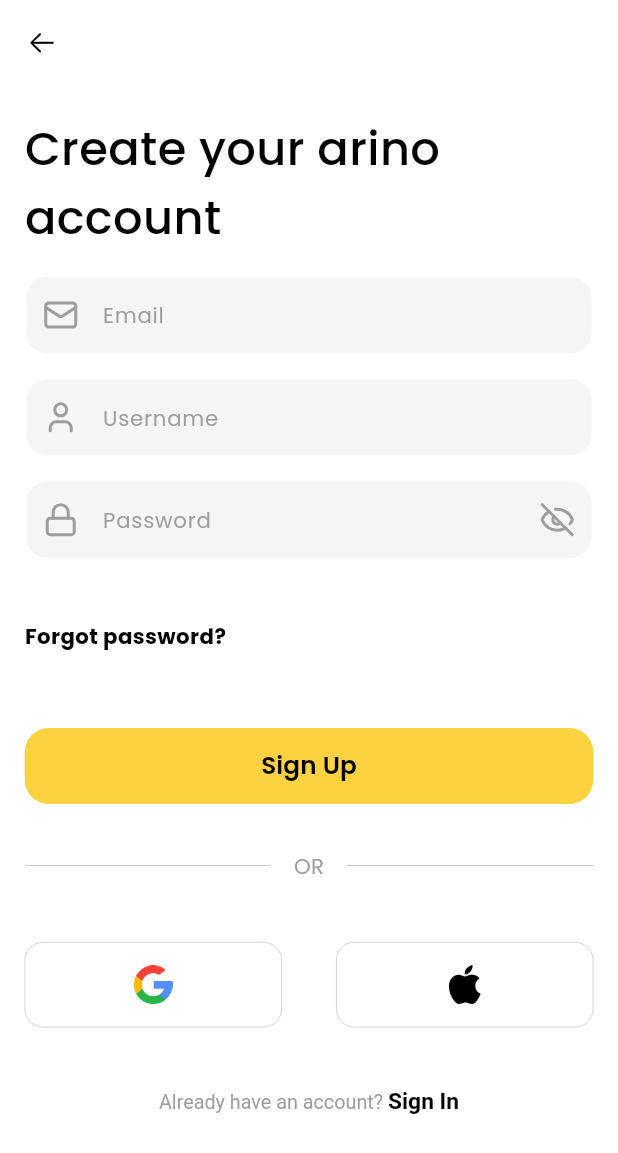
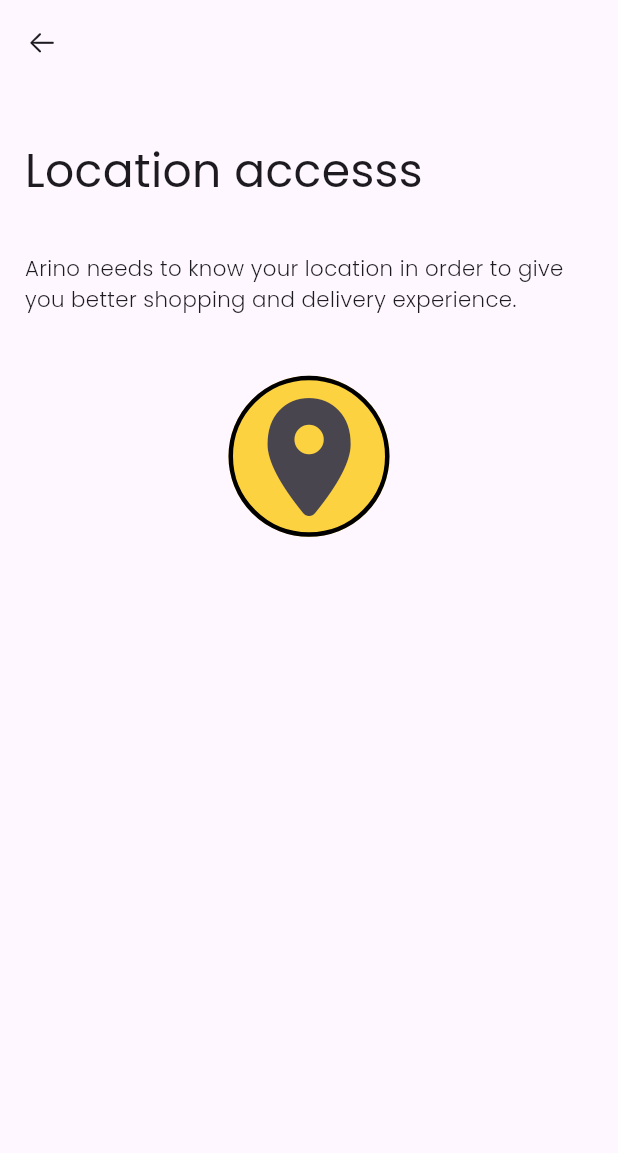
Before and after one commit to princepansuriya53/furniture-app-Ui, a Flutter app: the screen it shows after launch, on a phone screen of 412 x 824 dp. Shown: the top 1153 px of the screen. Run offline on Flutter 3.47's test engine with Material 3 defaults, Android fonts, the phone set to English and light mode, and no system bars; our stand-ins replace auto_size_text, flutter_screenutil, flutter_svg, geocoding, geolocator, get and 4 more; missing offline and left inert: omni_datetime_picker.

Commit message:
feat: add location access functionality with geolocation and permission handling

```diff
--- a/lib/Common/widget_constant.dart
+++ b/lib/Common/widget_constant.dart
@@ -494,6 +494,7 @@ Widget elevatedButton({
   Gradient? gradient,
   required String title,
   Color? backGroundColor,
+  Color? foregroundColor,
   bool? isBorder = false,
   bool? isGradient = true,
   List<Color>? colorsGradient,
@@ -511,9 +512,11 @@ Widget elevatedButton({
       onPressed: onPressed,
       style: ElevatedButton.styleFrom(
         elevation: 0,
-        backgroundColor: themeController.primaryColor,
-        foregroundColor: themeController.blackColor,
-        shape: RoundedRectangleBorder(borderRadius: BorderRadius.circular(16)),
+        foregroundColor: foregroundColor ?? themeController.blackColor,
+        backgroundColor: backGroundColor ?? themeController.primaryColor,
+        shape: RoundedRectangleBorder(
+          borderRadius: BorderRadius.circular(15.r),
+        ),
       ),
       child: TextConstant(
         title: title,
--- /dev/null
+++ b/lib/Screen/Auth/Sign Up/loaction_screen.dart
@@ -0,0 +1,150 @@
+import 'package:get/get.dart';
+import 'package:flutter/material.dart';
+import 'package:flutter/cupertino.dart';
+import 'package:furniture_app/Common/text_constant.dart';
+import 'package:furniture_app/Theme/theme_controller.dart';
+import 'package:furniture_app/Common/widget_constant.dart';
+import 'package:flutter_screenutil/flutter_screenutil.dart';
+import 'package:furniture_app/Screen/Auth/Sign%20Up/Controller/location_controller.dart';
+
+class LocationScreen extends StatelessWidget {
+  final LocationController locationController = Get.put(LocationController());
+
+  @override
+  Widget build(BuildContext context) {
+    ThemeController themeController = ThemeController();
+
+    return Scaffold(
+      appBar: commonAppbar(
+        title: '',
+        elevation: 0,
+        themeController: themeController,
+      ),
+      body: screenPadding(
+        child: Column(
+          mainAxisAlignment: MainAxisAlignment.start,
+          crossAxisAlignment: CrossAxisAlignment.start,
+          children: [
+            heightBox(35),
+            TextConstant(title: 'Location accesss', fontSize: 30),
+            heightBox(30),
+            TextConstant(
+              fontSize: 14,
+              softWrap: true,
+              fontWeight: FontWeight.w300,
+              title:
+                  'Arino needs to know your location in order to give you better shopping and delivery experience.',
+            ),
+            heightBox(40),
+            Obx(() {
+              return locationController.isLoading.value
+                  ? Center(child: loader(themeController: themeController))
+                  : Center(
+                      child: IconButton.outlined(
+                        style: ButtonStyle(
+                          side: WidgetStatePropertyAll(BorderSide(width: 3)),
+                          backgroundColor: WidgetStatePropertyAll(
+                            themeController.primaryColor,
+                          ),
+                        ),
+                        onPressed: locationController.isLoading.value
+                            ? null
+                            : locationController.getCurrentLocation,
+                        icon: Icon(size: 90.sp, CupertinoIcons.location_solid),
+                      ),
+                    );
+            }),
+            heightBox(60),
+            Obx(
+              () => locationController.hasLocation.value
+                  ? Container(
+                      padding: EdgeInsets.all(15),
+                      decoration: BoxDecoration(
+                        borderRadius: BorderRadius.circular(15.r),
+                        border: Border.all(
+                          color: themeController.blackColor.withValues(
+                            alpha: 0.1,
+                          ),
+                        ),
+                        color: themeController.greyColor.withValues(alpha: 0.3),
+                      ),
+                      child: Column(
+                        crossAxisAlignment: CrossAxisAlignment.start,
+                        children: [
+                          TextConstant(
+                            fontSize: 16,
+                            fontWeight: FontWeight.bold,
+                            title: '📍 Your Current Address',
+                          ),
+                          heightBox(10),
+                          TextConstant(
+                            fontSize: 14,
+                            softWrap: true,
+                            title: locationController.address.value,
+                          ),
+                          heightBox(10),
+                          TextConstant(
+                            fontSize: 12,
+                            softWrap: true,
+                            color: themeController.greyColor,
+                            title:
+                                'Updated at: ${DateTime.now().toString().substring(0, 19)}',
+                          ),
+                        ],
+                      ),
+                    )
+                  : SizedBox.shrink(),
+            ),
+            heightBox(20),
+            Obx(
+              () => locationController.hasLocation.value
+                  ? elevatedButton(
+                      title: 'Clear Location',
+                      backGroundColor: themeController.ErrorColor,
+                      foregroundColor: themeController.whiteColor,
+                      onPressed: locationController.clearLocation,
+                    )
+                  : SizedBox.shrink(),
+            ),
+            Obx(
+              () => locationController.errorMessage.value.isNotEmpty
+                  ? Container(
+                      margin: EdgeInsets.only(top: 20),
+                      padding: EdgeInsets.all(15),
+                      decoration: BoxDecoration(
+                        color: Colors.red[50],
+                        borderRadius: BorderRadius.circular(10),
+                        border: Border.all(color: Colors.red[200]!),
+                      ),
+                      child: Row(
+                        children: [
+                          Icon(Icons.error_outline, color: Colors.red),
+                          SizedBox(width: 10),
+                          Expanded(
+                            child: Text(
+                              locationController.errorMessage.value,
+                              style: TextStyle(color: Colors.red[700]),
+                            ),
+                          ),
+                        ],
+                      ),
+                    )
+                  : SizedBox.shrink(),
+            ),
+            heightBox(30),
+            Obx(
+              () => locationController.hasLocation.value
+                  ? elevatedButton(
+                      title: 'Confirm',
+                      onPressed: () {
+                        Get.to(() {});
+                      },
+                    )
+                  : SizedBox.shrink(),
+            ),
+          ],
+        ),
+      ),
+    );
+  }
+}
--- a/lib/Screen/Auth/Sign Up/sign_up_screen.dart
+++ b/lib/Screen/Auth/Sign Up/sign_up_screen.dart
@@ -29,7 +29,7 @@ class RegistrionScreen extends StatelessWidget {
           child: Column(
             crossAxisAlignment: CrossAxisAlignment.start,
             children: [
-              heightBox(20),
+              heightBox(70),
               TextConstant(
                 softWrap: true,
                 fontSize: 30.sp,
@@ -70,14 +70,7 @@ class RegistrionScreen extends StatelessWidget {
                 textInputAction: TextInputAction.done,
                 keyboardType: TextInputType.visiblePassword,
               ),
-              heightBox(40),
-              InkWell(
-                onTap: () {},
-                child: TextConstant(
-                  title: 'Forgot password?',
-                  fontWeight: FontWeight.w700,
-                ),
-              ),
+
               heightBox(50),
               elevatedButton(
                 title: 'Sign Up',
--- a/lib/Theme/theme_controller.dart
+++ b/lib/Theme/theme_controller.dart
@@ -21,10 +21,8 @@ class ThemeController extends GetxController {
   final Color blackColor = Colors.black;
   final Color primaryColor = Color(0xFFFCD240);
   final Color whiteColor = Colors.white;
+  final Color ErrorColor = Colors.red;
   final Color offWhiteColor = const Color(0xFFFFF9E4);
-
-  final Color appBar1Color = const Color(0xFF0F172A);
-  final Color appBar2Color = const Color(0xFF1E3A8A);
 
   @override
   void onInit() {
--- a/lib/main.dart
+++ b/lib/main.dart
@@ -1,8 +1,7 @@
 import 'package:flutter/material.dart';
 import 'package:flutter_screenutil/flutter_screenutil.dart';
-import 'package:furniture_app/Screen/Auth/Sign%20Up/sign_up_screen.dart';
+import 'package:furniture_app/Screen/Auth/Sign%20Up/loaction_screen.dart';
 import 'package:get/get_navigation/src/root/get_material_app.dart';
-
 import 'shared_prefrence_helper.dart';
 
 Future<void> main() async {
@@ -23,8 +22,8 @@ class MyApp extends StatelessWidget {
       builder: (_, child) {
         return GetMaterialApp(
           title: 'Dating App',
-          home: RegistrionScreen(),
-          // home: OnboardingScreen(),
+          // home: RegistrionScreen(),
+          home: LocationScreen(),
           debugShowCheckedModeBanner: false,
         );
       },
--- a/pubspec.yaml
+++ b/pubspec.yaml
@@ -42,6 +42,9 @@ dependencies:
   shared_preferences: ^2.5.3
   flutter_screenutil: ^5.9.3
   omni_datetime_picker: ^2.1.1
+  geolocator: ^14.0.1
+  permission_handler: ^12.0.0+1
+  geocoding: ^4.0.0
 
 dev_dependencies:
   flutter_test:
```
Also changed, not shown: lib/Screen/Auth/Sign Up/Controller/location_controller.dart (added, +87 -0 lines), pubspec.lock, 2 other files.
